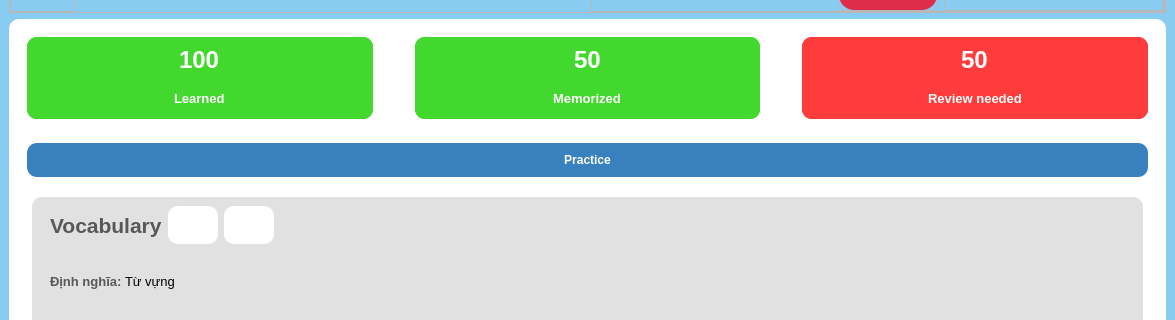
yuukun123/LexiLand, file UI/forms/topic_word.ui: the form before one commit; both pictures show x 0 to 1175 and y 85 to 405 of the 1175 by 750 pixel window.
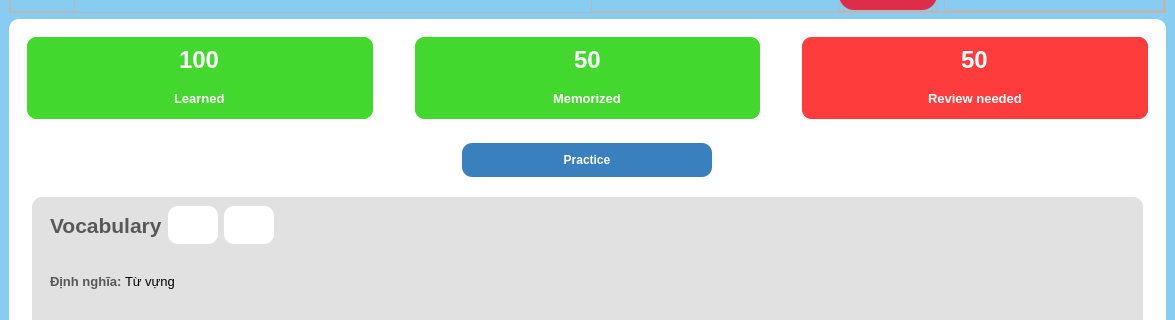
The form after the commit. Icons and pictures are not drawn.

Commit message: update save word on card

The edit to the form file:
```diff
--- a/UI/forms/topic_word.ui
+++ b/UI/forms/topic_word.ui
@@ -968,8 +968,14 @@
                    <property name="bottomMargin">
                     <number>0</number>
                    </property>
-                   <item>
+                   <item alignment="Qt::AlignHCenter">
                     <widget class="QPushButton" name="Practice_btn">
+                     <property name="minimumSize">
+                      <size>
+                       <width>250</width>
+                       <height>0</height>
+                      </size>
+                     </property>
                      <property name="font">
                       <font>
                        <weight>75</weight>
```
The commit also changes 17 other files.
